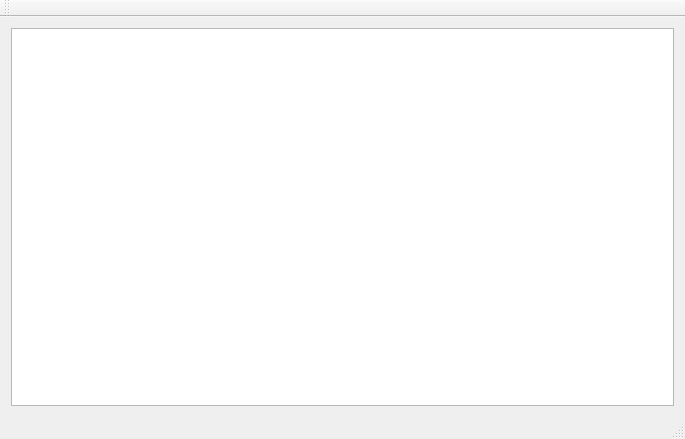
The window that ImageMapper/mainwindow.ui (tfgui2/ImageMapper) describes before a commit, drawn with Qt 5.
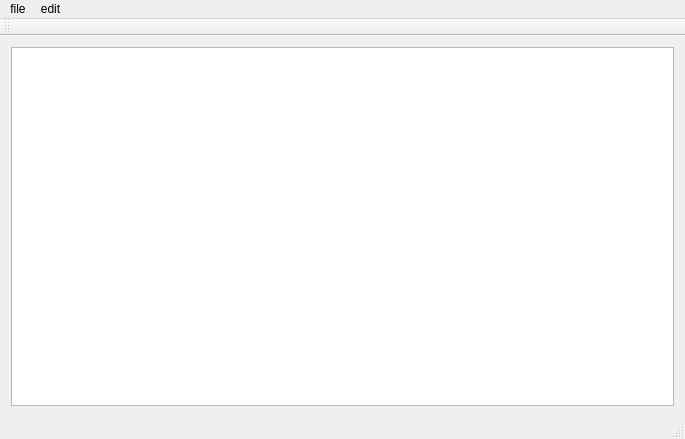
The same window after the commit.

Patch:
```diff
--- a/ImageMapper/mainwindow.ui
+++ b/ImageMapper/mainwindow.ui
@@ -29,6 +29,22 @@
      <height>21</height>
     </rect>
    </property>
+   <widget class="QMenu" name="menuOpen">
+    <property name="title">
+     <string>file</string>
+    </property>
+    <addaction name="actionOpen"/>
+    <addaction name="actionSave"/>
+   </widget>
+   <widget class="QMenu" name="menuSelect">
+    <property name="title">
+     <string>edit</string>
+    </property>
+    <addaction name="actionSelect"/>
+    <addaction name="actionDraw"/>
+   </widget>
+   <addaction name="menuOpen"/>
+   <addaction name="menuSelect"/>
   </widget>
   <widget class="QToolBar" name="mainToolBar">
    <attribute name="toolBarArea">
```
Left out of the diff: 23 changed lines with no effect on the pictures.
